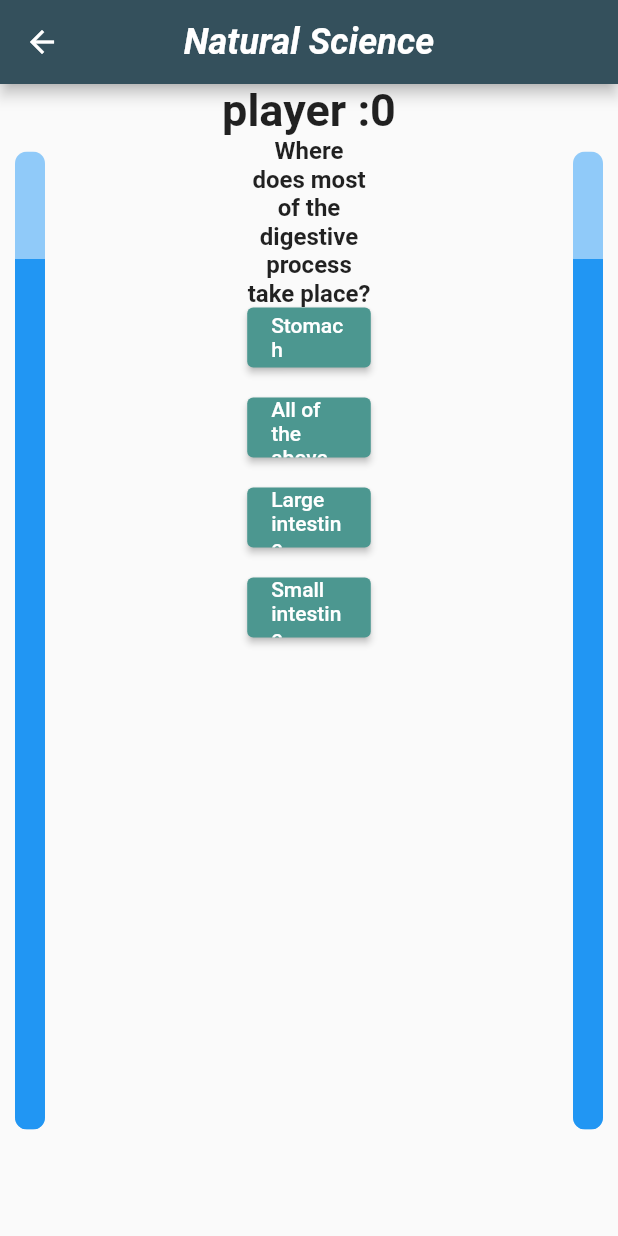
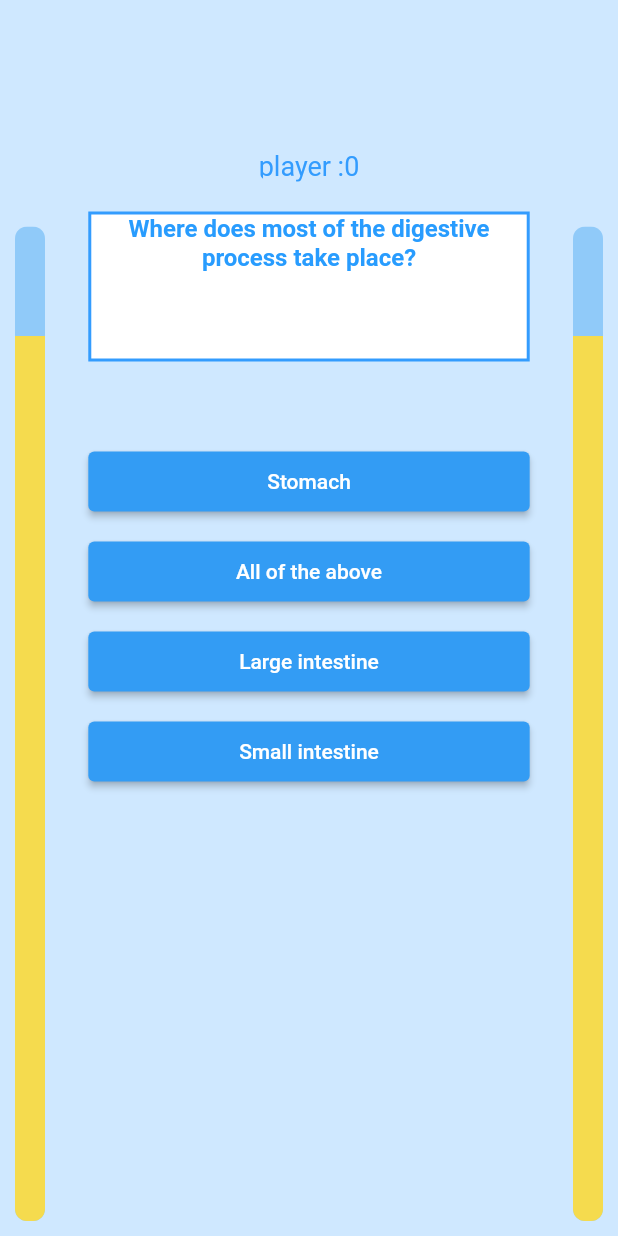
Before and after one commit to ali-yasine/Team-Axiom-Quizup, a Flutter app: the screen it shows after launch, after a tap on "Natural Science", on a phone screen of 412 x 824 dp. Run offline on Flutter 3.47's test engine with Material 2 defaults, Android fonts, the phone set to English and light mode, and no system bars.

Commit message:
Fixed bug where timer wouldn't move to new screen when done

```diff
--- a/lib/ResultsScreen.dart
+++ b/lib/ResultsScreen.dart
@@ -15,6 +15,7 @@ class results extends StatelessWidget {
   @override
   Widget build(BuildContext context) {
     return Scaffold(
+      backgroundColor: Color.fromRGBO(207, 232, 255, 20),
       appBar: AppBar(
         title: Text(
           subject,
--- a/lib/answer.dart
+++ b/lib/answer.dart
@@ -17,7 +17,7 @@ class Answer extends StatefulWidget {
 }
 
 class _AnswerState extends State<Answer> {
-  static const Color standardColor = Color.fromARGB(255, 76, 151, 144);
+  static const Color standardColor = Color.fromRGBO(51, 156, 244, 100);
   static const int delayInMili = 750;
   Color color = standardColor;
   void answered() {
@@ -40,7 +40,7 @@ class _AnswerState extends State<Answer> {
 
   @override
   Widget build(BuildContext context) {
-    const int _width = 400;
+    const int _width = 1000;
     const int _height = 40;
     return SizedBox(
         child: ElevatedButton(
--- a/lib/main.dart
+++ b/lib/main.dart
@@ -17,6 +17,7 @@ class _home extends StatelessWidget {
   @override
   Widget build(BuildContext context) {
     return Scaffold(
+      backgroundColor: Color.fromRGBO(207, 232, 255, 20),
       appBar: AppBar(
         title: const Text('Subjects',
             style: TextStyle(fontSize: 24, fontWeight: FontWeight.bold)),
@@ -28,16 +29,16 @@ class _home extends StatelessWidget {
         padding: const EdgeInsets.fromLTRB(30.0, 40.0, 30.0, 0.0),
         child: Column(
           children: <Widget>[
-            Row(children: <Widget>[
+            Row(children: const <Widget>[
               Icon(Icons.airline_seat_recline_normal_outlined,
-                  color: Colors.teal[300]),
-              const Text("player"),
+                  color: Color.fromRGBO(51, 156, 244, 100)),
+              Text("player"),
             ]),
             SizedBox(
               width: 500,
               child: ElevatedButton(
                   style: ElevatedButton.styleFrom(
-                      primary: const Color.fromARGB(255, 76, 151, 144),
+                      primary: const Color.fromRGBO(51, 156, 244, 100),
                       textStyle: const TextStyle(color: Colors.white)),
                   onPressed: () {
                     Navigator.of(context).push(MaterialPageRoute(
@@ -97,7 +98,7 @@ class _home extends StatelessWidget {
               width: 500,
               child: ElevatedButton(
                   style: ElevatedButton.styleFrom(
-                      primary: const Color.fromARGB(255, 76, 151, 144),
+                      primary: const Color.fromRGBO(51, 156, 244, 100),
                       textStyle: const TextStyle(color: Colors.white)),
                   onPressed: () {
                     Navigator.of(context).push(MaterialPageRoute(
--- a/lib/question.dart
+++ b/lib/question.dart
@@ -53,7 +53,7 @@ class _QuestionState extends State<Question> with TickerProviderStateMixin {
     timer = Timer(
       alignment: Alignment.centerLeft,
       time: time,
-      onFinish: () => {widget.increaseScore = false, widget.onFinish()},
+      onFinish: () => {done(false), widget.onFinish()},
     );
     opponentTimer = Timer(
       alignment: Alignment.centerRight,
@@ -92,23 +92,17 @@ class _QuestionState extends State<Question> with TickerProviderStateMixin {
     var answers = makeAnswers();
     var size = MediaQuery.of(context).size;
     return Scaffold(
-      appBar: AppBar(
-        title: Text(
-          widget.subject,
-          style: const TextStyle(fontSize: 24, fontWeight: FontWeight.bold),
-        ),
-        titleTextStyle: const TextStyle(fontStyle: FontStyle.italic),
-        centerTitle: true,
-        backgroundColor: const Color.fromARGB(255, 52, 80, 92),
-      ),
+      backgroundColor: const Color.fromRGBO(207, 232, 255, 20),
       body: Column(children: [
-        Flexible(
+        const SizedBox(height: 100),
+        ClipRRect(
+          borderRadius: BorderRadius.circular(8),
           child: Text(
               widget.player.username + " :" + widget.currentScore.toString(),
-              style:
-                  const TextStyle(fontSize: 30, fontWeight: FontWeight.bold)),
-          flex: 1,
+              style: const TextStyle(
+                  fontSize: 18, color: Color.fromRGBO(51, 156, 254, 10))),
         ),
+        const SizedBox(height: 20),
         Flexible(
           child: Row(children: [
             Flexible(
@@ -116,14 +110,24 @@ class _QuestionState extends State<Question> with TickerProviderStateMixin {
               flex: 2,
             ),
             Flexible(
+                flex: 10,
                 child: Column(children: [
-              SizedBox(
-                  child: Text(
-                widget.prompt,
-                style:
-                    const TextStyle(fontSize: 16, fontWeight: FontWeight.bold),
-                textAlign: TextAlign.center,
-              )),
+                  Container(
+                      height: 100,
+                      decoration: BoxDecoration(
+                        color: Colors.white,
+                        border: Border.all(
+                          color: const Color.fromRGBO(51, 156, 254, 10),
+                          width: 2,
+                        ),
+                      ),
+                      child: Text(widget.prompt,
+                          style: const TextStyle(
+                              fontSize: 16,
+                              fontWeight: FontWeight.bold,
+                              color: Color.fromRGBO(40, 156, 254, 50)),
+                          textAlign: TextAlign.center)),
+                  const SizedBox(height: 60),
                   answers.first,
                   const SizedBox(height: 20),
                   answers.elementAt(1),
--- a/lib/timer.dart
+++ b/lib/timer.dart
@@ -38,7 +38,9 @@ class _timerState extends State<Timer> with TickerProviderStateMixin {
       });
     _controller.addStatusListener((status) {
       if (status == AnimationStatus.dismissed) {
-        widget.timeTaken = timeElapsed();
+        widget._stop = true;
+        widget.timeTaken = widget.time;
+        _controller.stop();
         widget.onFinish();
       }
     });
@@ -84,7 +86,7 @@ class _timerState extends State<Timer> with TickerProviderStateMixin {
                 //used to make circular borders
                 borderRadius: BorderRadius.circular(8),
                 child: LinearProgressIndicator(
-                  //TODO change color here
+                  color: const Color.fromRGBO(245, 219, 78, 20),
                   value: _controller.value,
                   semanticsLabel: 'Timer',
                 )),
```
Also changed, not shown: 1 other file. Lines whose indentation alone changed are shown as unchanged.
